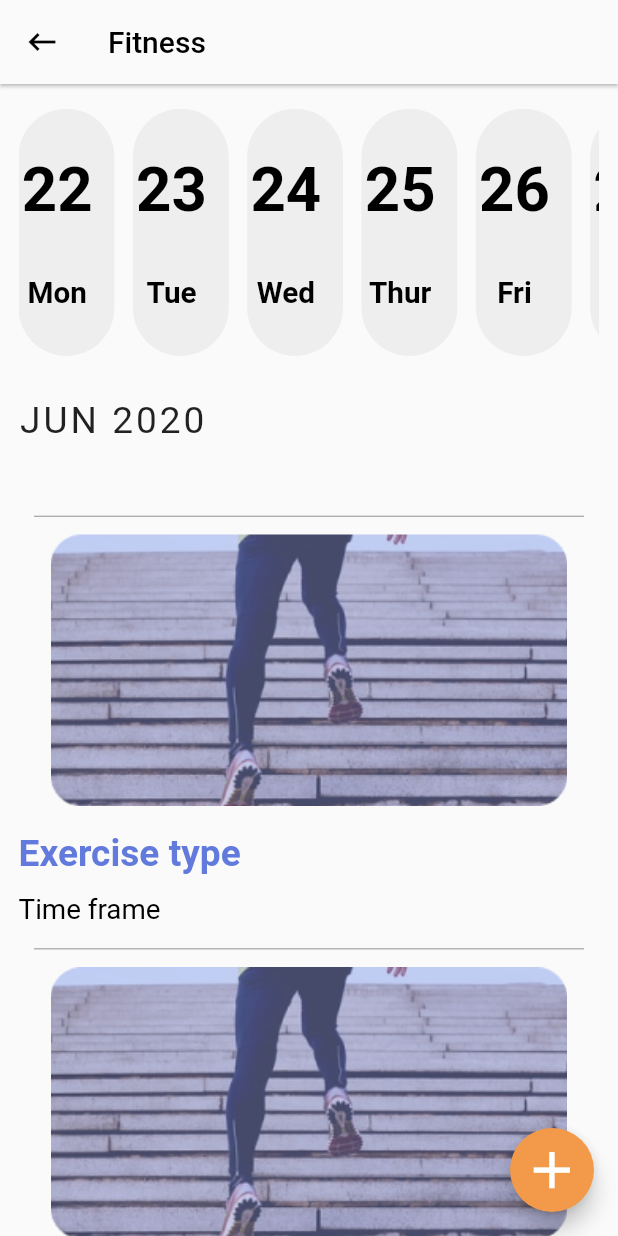
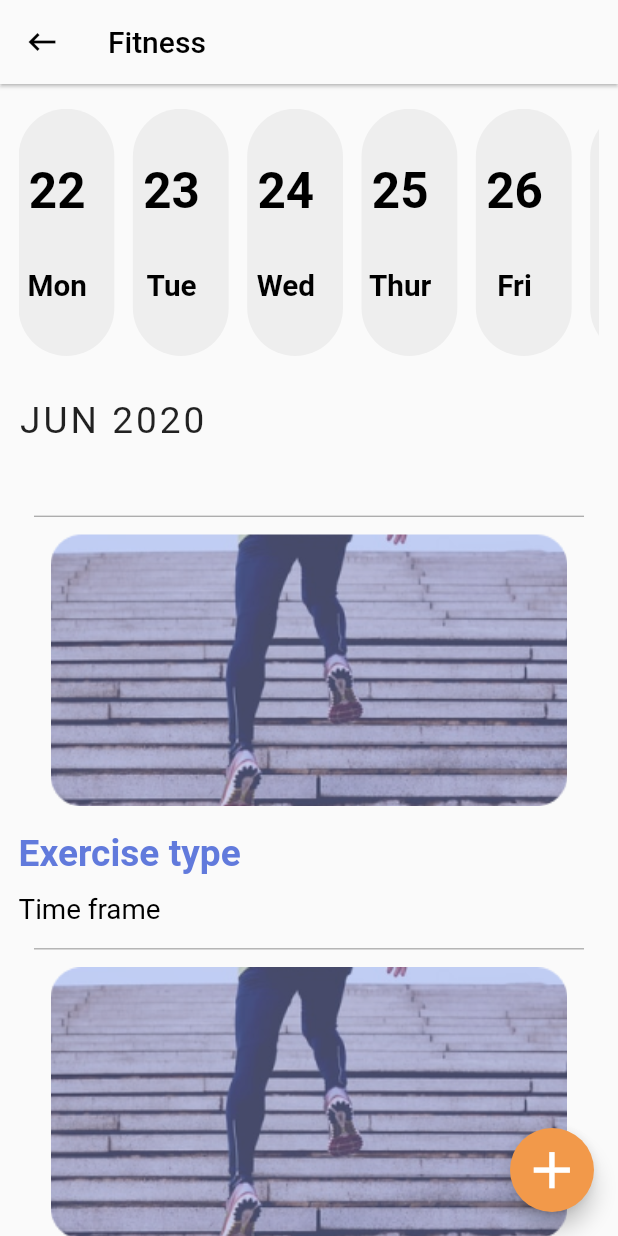
Before and after one commit to Crazelu/medbuzz2.0, a Flutter app: the FitnessSchedulesScreen screen opened directly, on a phone screen of 412 x 824 dp. Run offline on Flutter 3.47's test engine with Material 2 defaults, Android fonts, the phone set to English and light mode, and no system bars; our stand-ins replace font_awesome_flutter, scrollable_positioned_list; missing offline and left inert: bubbled_navigation_bar, date_util.

Commit message:
chore: some cleaning up

```diff
--- a/lib/ui/views/fitness_reminders/all_fitness_reminders_screen.dart
+++ b/lib/ui/views/fitness_reminders/all_fitness_reminders_screen.dart
@@ -155,13 +155,13 @@ class CustomDateButton extends StatelessWidget {
             ),
         child: Column(
           mainAxisAlignment: MainAxisAlignment.center,
-          crossAxisAlignment: CrossAxisAlignment.center,
+          // crossAxisAlignment: CrossAxisAlignment.center,
           children: <Widget>[
             //Day in integer goes here
             Text(
               '${date.day}',
               style: TextStyle(
-                  fontSize: Config.textSize(context, 10),
+                  fontSize: Config.textSize(context, 8),
                   fontWeight: FontWeight.bold,
                   color: model.getTextColor(context, date)),
             ),
```
Also changed, not shown: pubspec.lock.
